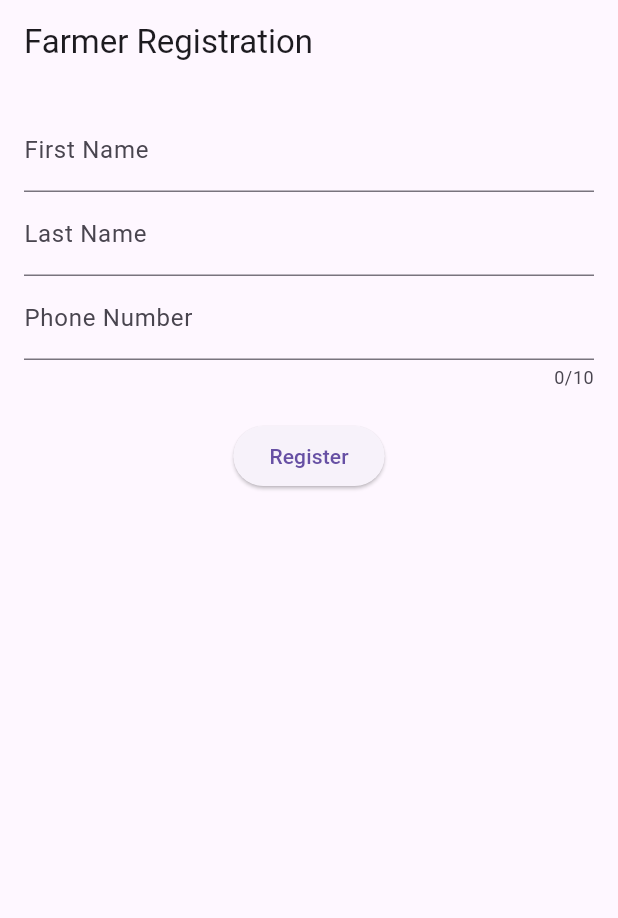
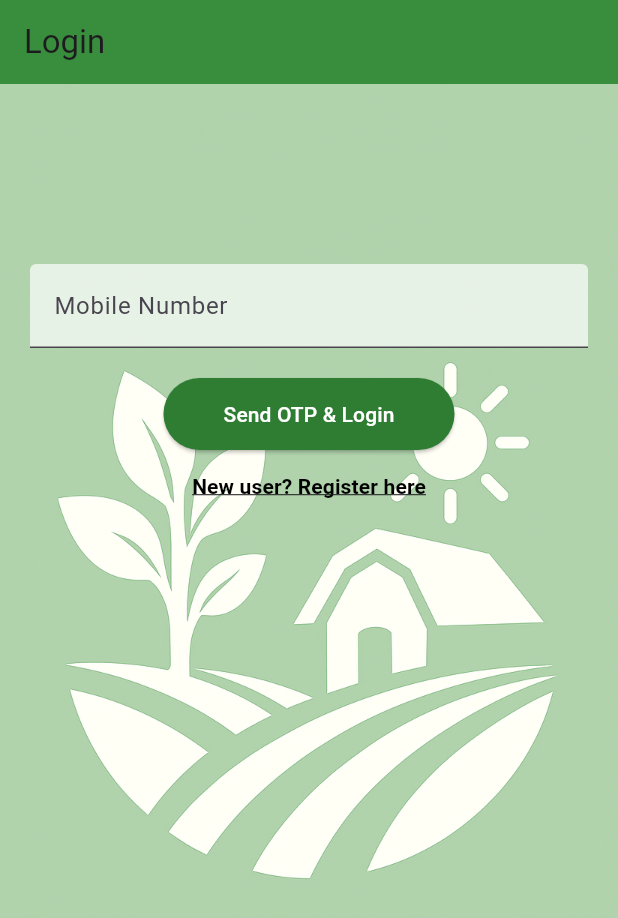
Before and after one commit to vijaykumarsd/project-kishan-flutter, a Flutter app: the screen it shows after launch, on a phone screen of 412 x 824 dp. Shown: the top 918 px of the screen. Run offline on Flutter 3.47's test engine with Material 3 defaults, Android fonts, the light colour scheme and no system bars.

Commit message:
login and reg commit

```diff
--- a/lib/main.dart
+++ b/lib/main.dart
@@ -1,5 +1,5 @@
 import 'package:flutter/material.dart';
-import 'screens/registration_screen.dart';
+import 'screens/login_screen.dart';
 
 void main() {
   runApp(const KisanApp());
@@ -13,7 +13,8 @@ class KisanApp extends StatelessWidget {
     return MaterialApp(
       title: 'Kisan App',
       debugShowCheckedModeBanner: false,
-      home: const RegistrationScreen(),
+      theme: ThemeData(primarySwatch: Colors.green),
+      home: const LoginScreen(), // Start with Login
     );
   }
 }
--- /dev/null
+++ b/lib/screens/login_screen.dart
@@ -0,0 +1,101 @@
+import 'package:flutter/material.dart';
+import 'registration_screen.dart';
+import 'welcome_screen.dart';
+
+class LoginScreen extends StatefulWidget {
+  const LoginScreen({super.key});
+
+  @override
+  State<LoginScreen> createState() => _LoginScreenState();
+}
+
+class _LoginScreenState extends State<LoginScreen> {
+  final phoneController = TextEditingController();
+
+  void _login() {
+    if (phoneController.text == "9876543210") {
+      Navigator.pushReplacement(
+        context,
+        MaterialPageRoute(builder: (_) => const WelcomeScreen()),
+      );
+    } else {
+      ScaffoldMessenger.of(context).showSnackBar(
+        const SnackBar(
+          content: Text(
+            "Invalid mobile number",
+            style: TextStyle(color: Colors.white),
+          ),
+          backgroundColor: Colors.redAccent,
+        ),
+      );
+    }
+  }
+
+  @override
+  Widget build(BuildContext context) {
+    return Scaffold(
+      appBar: AppBar(
+        title: const Text("Login"),
+        backgroundColor: Colors.green[700],
+      ),
+      body: Container(
+        width: double.infinity,
+        height: double.infinity,
+
+        decoration: const BoxDecoration(
+          color: const Color(0xFFDFF5D1),
+          image: DecorationImage(
+            image: AssetImage("assets/images/kisan_image.png"),
+            fit: BoxFit.cover,
+          ),
+        ),
+        child: SingleChildScrollView(
+          padding: const EdgeInsets.all(20),
+          child: Column(
+            mainAxisAlignment: MainAxisAlignment.center,
+            children: [
+              const SizedBox(height: 100),
+              TextField(
+                controller: phoneController,
+                keyboardType: TextInputType.phone,
+                decoration: const InputDecoration(
+                  labelText: "Mobile Number",
+                  filled: true,
+                  fillColor: Colors.white70,
+                ),
+              ),
+              const SizedBox(height: 20),
+              ElevatedButton(
+                onPressed: _login,
+                style: ElevatedButton.styleFrom(
+                  backgroundColor: Colors.green[800],
+                  padding: const EdgeInsets.symmetric(vertical: 14, horizontal: 40),
+                ),
+                child: const Text(
+                  "Send OTP & Login",
+                  style: TextStyle(color: Colors.white),
+                ),
+              ),
+              TextButton(
+                onPressed: () {
+                  Navigator.push(
+                    context,
+                    MaterialPageRoute(builder: (_) => const RegistrationScreen()),
+                  );
+                },
+                child: const Text(
+                  "New user? Register here",
+                  style: TextStyle(
+                    color: Colors.black,
+                    decoration: TextDecoration.underline,
+                    fontWeight: FontWeight.bold,
+                  ),
+                ),
+              ),
+            ],
+          ),
+        ),
+      ),
+    );
+  }
+}
--- a/pubspec.yaml
+++ b/pubspec.yaml
@@ -9,6 +9,7 @@ environment:
 dependencies:
   flutter:
     sdk: flutter
+  font_awesome_flutter: ^10.5.0
 
 dev_dependencies:
   flutter_test:
@@ -17,3 +18,7 @@ dev_dependencies:
 
 flutter:
   uses-material-design: true
+
+  assets:
+    - assets/images/kisan_image.png
+    - assets/images/kisan_logo.png
```
Also changed, not shown: lib/screens/registration_screen.dart (+78 -11 lines), lib/screens/welcome_screen.dart (added, +20 -0 lines), assets/images/kisan_image.png (added), assets/images/kisan_logo.png (added), pubspec.lock.
